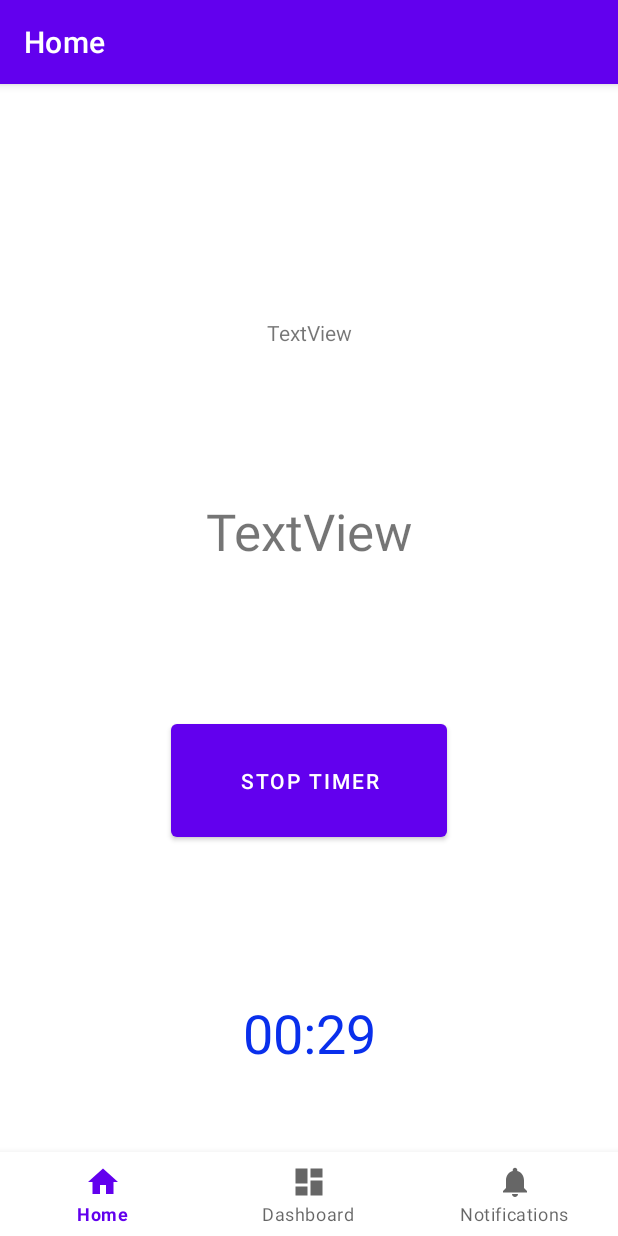
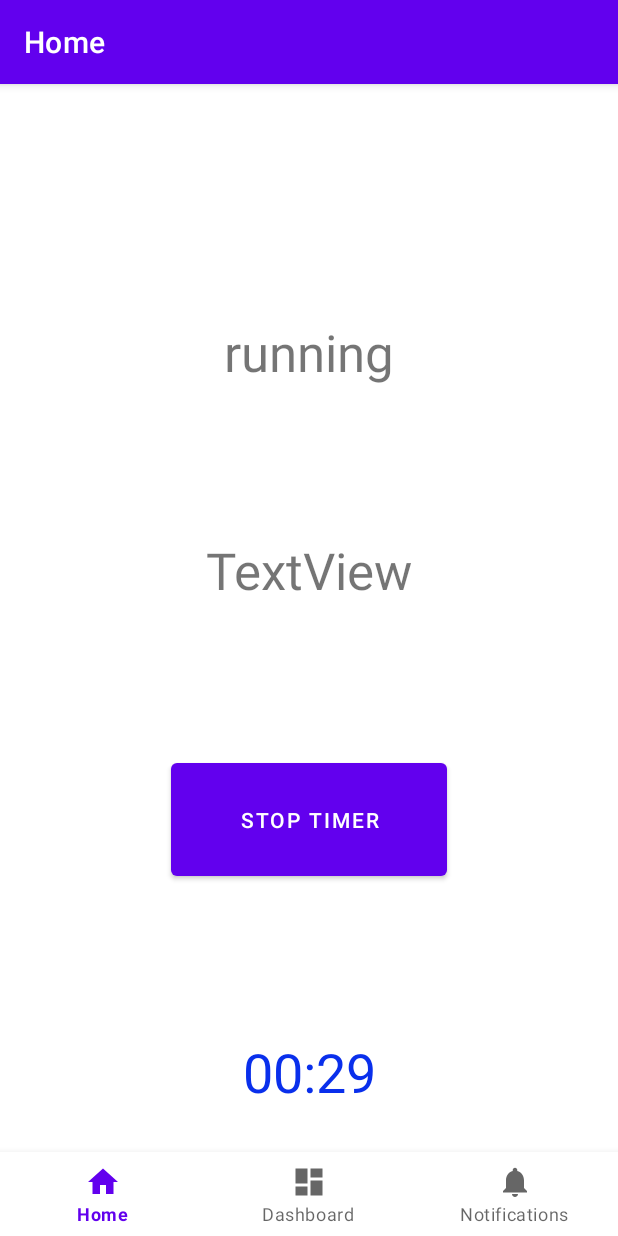
Before and after one commit to e-spinner/app, an Android app: the screen it shows after launch (MainActivity), after a tap on "START TIMER", on a phone screen of 412 x 824 dp. Run offline under Robolectric (Android 15) with nearby library versions, the phone set to English and light mode, and no system bars; our stand-ins replace navigation-ui; libraries missing offline, so code that uses them is left out: com.vmadalin.easypermissions; 1 statement that could not run was skipped.

Commit message:
basic run / walk display
+ documentation

```diff
--- a/app/src/main/java/com/se/app/ui/home/HomeFragment.kt
+++ b/app/src/main/java/com/se/app/ui/home/HomeFragment.kt
@@ -37,6 +37,8 @@ class HomeFragment : Fragment() {
     private lateinit var distanceDisplay: TextView
 
     private lateinit var runButton: Button
+    private lateinit var stateOutput: TextView
+    private lateinit var display: StateDisplay
 
     // This property is only valid between onCreateView and
     // onDestroyView.
@@ -52,6 +54,11 @@ class HomeFragment : Fragment() {
 
         _binding = FragmentHomeBinding.inflate(inflater, container, false)
         val root: View = binding.root
+
+        // Constructor for run / walk state display
+        stateOutput = binding.moveState
+        display = StateDisplay( stateOutput )
+        display.walk()
 
         distanceDisplay = binding.distanceDisplay
         runButton = binding.runButton
@@ -76,9 +83,13 @@ class HomeFragment : Fragment() {
                     clock.setTimer(30)
                     // start clock
                     clock.startTimer()
+
+                    display.run()
                     true
                 } else {
                     clock.stopTimer()
+
+                    display.walk()
                     false
                 }
 
@@ -104,8 +115,8 @@ class HomeFragment : Fragment() {
         private var pauseOffset: Long = 0
         private var baseTime: Long = 0
 
-        fun setTimer( time: Long ) {
-            baseTime = time * 1000
+        fun setTimer( seconds: Long ) {
+            baseTime = seconds * 1000
             pauseOffset = 0
         }
 
@@ -176,4 +187,19 @@ class HomeFragment : Fragment() {
             )
         }
     }
+
+    // ************************ //
+    // Run / Walk State Display //
+    // ************************ //
+    private class StateDisplay( var output : TextView ) {
+
+        fun walk() {
+            output.text = "walking"
+        }
+
+        fun run() {
+            output.text = "running"
+        }
+
+    }
 }
--- a/app/src/main/res/layout/fragment_home.xml
+++ b/app/src/main/res/layout/fragment_home.xml
@@ -30,11 +30,12 @@
         app:layout_constraintTop_toBottomOf="@+id/distance_display" />
 
     <TextView
-        android:id="@+id/time_display"
+        android:id="@+id/move_state"
         android:layout_width="wrap_content"
         android:layout_height="wrap_content"
         android:layout_marginTop="100dp"
         android:text="TextView"
+        android:textSize="34sp"
         app:layout_constraintEnd_toEndOf="parent"
         app:layout_constraintStart_toStartOf="parent"
         app:layout_constraintTop_toTopOf="parent" />
@@ -48,6 +49,6 @@
         android:textSize="34sp"
         app:layout_constraintEnd_toEndOf="parent"
         app:layout_constraintStart_toStartOf="parent"
-        app:layout_constraintTop_toBottomOf="@+id/time_display" />
+        app:layout_constraintTop_toBottomOf="@+id/move_state" />
 
 </androidx.constraintlayout.widget.ConstraintLayout>
```
Also changed, not shown: 1 other file.
